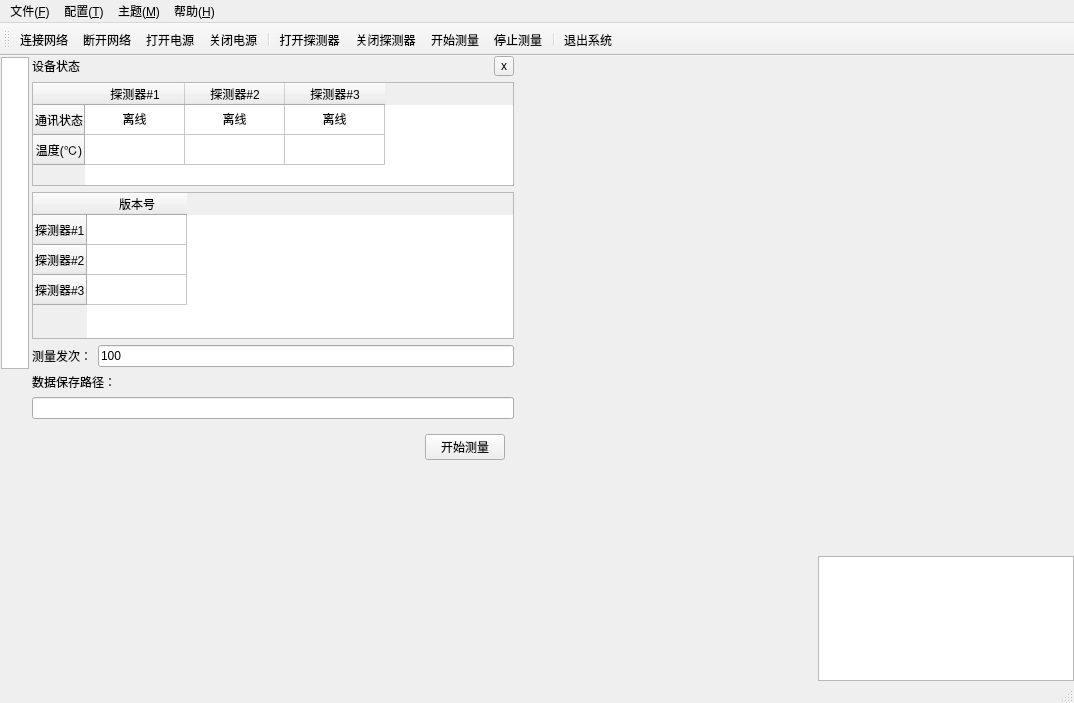
First picture: the form in mainwindow.ui, repository MrXiaomao/HEXRayFSS_QT, before the edit.
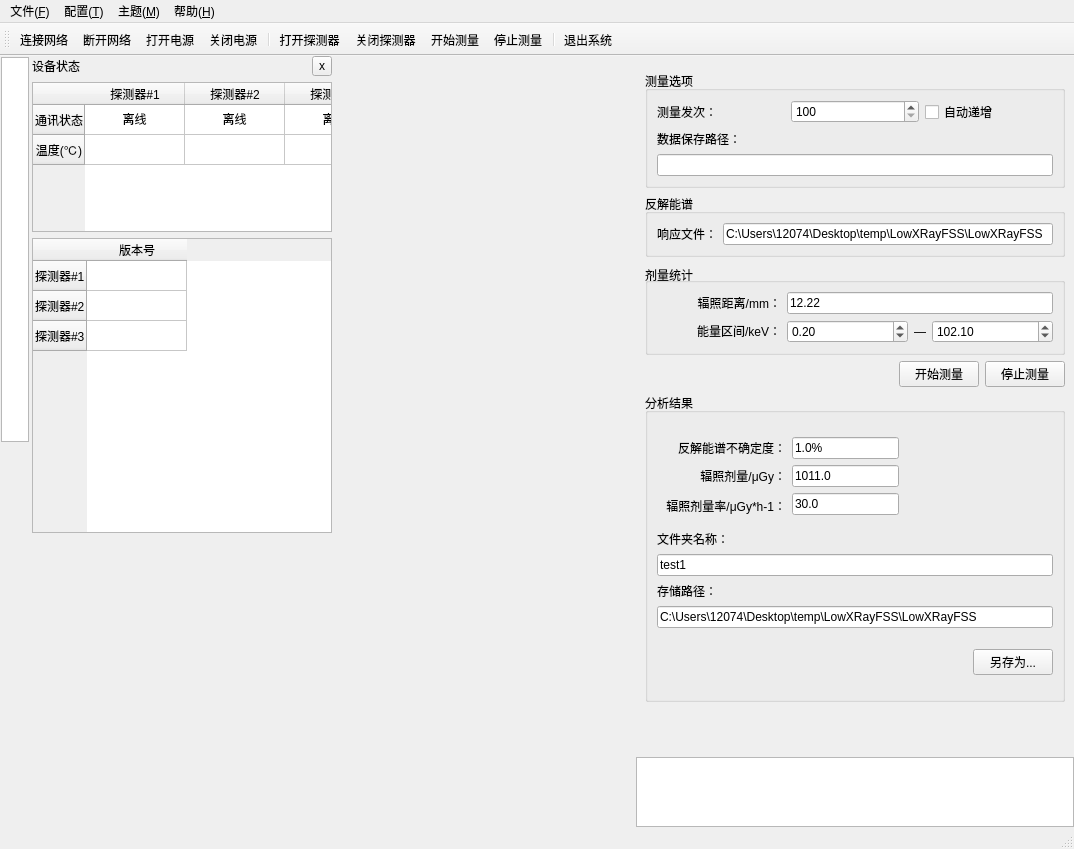
Second picture: the form after the edit. The open tabs and pages were chosen to show the change. Icons and pictures are not drawn. Custom widgets are drawn as their Qt base class.

Commit message: 添加MATLAB处理程序动态库，界面增加图像到处功能，响应技术规格书指标要求

What changed in the file:
```diff
--- a/mainwindow.ui
+++ b/mainwindow.ui
@@ -7,7 +7,7 @@
     <x>0</x>
     <y>0</y>
     <width>1074</width>
-    <height>703</height>
+    <height>834</height>
    </rect>
   </property>
   <property name="windowTitle">
@@ -93,7 +93,7 @@
      <widget class="QStackedWidget" name="stackedWidget">
       <property name="minimumSize">
        <size>
-        <width>250</width>
+        <width>300</width>
         <height>0</height>
        </size>
       </property>
@@ -570,68 +570,6 @@
           </item>
          </widget>
         </item>
-        <item>
-         <layout class="QHBoxLayout" name="horizontalLayout_7">
-          <item>
-           <widget class="QLabel" name="label_5">
-            <property name="text">
-             <string>测量发次：</string>
-            </property>
-           </widget>
-          </item>
-          <item>
-           <widget class="QLineEdit" name="lineEdit_shotNum">
-            <property name="text">
-             <string>100</string>
-            </property>
-           </widget>
-          </item>
-         </layout>
-        </item>
-        <item>
-         <layout class="QVBoxLayout" name="verticalLayout_4">
-          <item>
-           <widget class="QLabel" name="label_6">
-            <property name="text">
-             <string>数据保存路径：</string>
-            </property>
-           </widget>
-          </item>
-          <item>
-           <widget class="QLineEdit" name="lineEdit_filePath"/>
-          </item>
-         </layout>
-        </item>
-        <item>
-         <widget class="QWidget" name="widget" native="true">
-          <layout class="QHBoxLayout" name="horizontalLayout_8">
-           <item>
-            <spacer name="horizontalSpacer_4">
-             <property name="orientation">
-              <enum>Qt::Horizontal</enum>
-             </property>
-             <property name="sizeHint" stdset="0">
-              <size>
-               <width>148</width>
-               <height>20</height>
-              </size>
-             </property>
-            </spacer>
-           </item>
-           <item>
-            <widget class="QPushButton" name="pushButton_startMeasure">
-             <property name="text">
-              <string>开始测量</string>
-             </property>
-             <property name="icon">
-              <iconset resource="../3rdParty/resource/resource.qrc">
-               <normaloff>:/work-on.png</normaloff>:/work-on.png</iconset>
-             </property>
-            </widget>
-           </item>
-          </layout>
-         </widget>
-        </item>
         <item>
          <spacer name="verticalSpacer_2">
           <property name="orientation">
@@ -691,10 +629,13 @@
     </item>
     <item>
      <widget class="QWidget" name="rightHboxWidget" native="true">
-      <layout class="QVBoxLayout" name="rightVboxLayout" stretch="4,1">
-       <property name="spacing">
-        <number>2</number>
-       </property>
+      <property name="minimumSize">
+       <size>
+        <width>300</width>
+        <height>0</height>
+       </size>
+      </property>
+      <layout class="QVBoxLayout" name="verticalLayout_8">
        <property name="leftMargin">
         <number>0</number>
        </property>
@@ -708,7 +649,637 @@
         <number>0</number>
        </property>
        <item>
-        <widget class="QCustomPlot" name="customPlot_result" native="true"/>
+        <widget class="QCustomPlot" name="customPlot_result" native="true">
+         <property name="minimumSize">
+          <size>
+           <width>0</width>
+           <height>0</height>
+          </size>
+         </property>
+        </widget>
+       </item>
+       <item>
+        <widget class="QWidget" name="widget_5" native="true">
+         <property name="sizePolicy">
+          <sizepolicy hsizetype="Preferred" vsizetype="Minimum">
+           <horstretch>0</horstretch>
+           <verstretch>0</verstretch>
+          </sizepolicy>
+         </property>
+         <layout class="QVBoxLayout" name="verticalLayout_6">
+          <property name="topMargin">
+           <number>9</number>
+          </property>
+          <item>
+           <widget class="QGroupBox" name="groupBox_4">
+            <property name="title">
+             <string>测量选项</string>
+            </property>
+            <layout class="QVBoxLayout" name="verticalLayout_9">
+             <item>
+              <widget class="QWidget" name="widget_7" native="true">
+               <layout class="QHBoxLayout" name="horizontalLayout_7">
+                <property name="leftMargin">
+                 <number>0</number>
+                </property>
+                <property name="topMargin">
+                 <number>0</number>
+                </property>
+                <property name="rightMargin">
+                 <number>0</number>
+                </property>
+                <property name="bottomMargin">
+                 <number>0</number>
+                </property>
+                <item>
+                 <widget class="QLabel" name="label_5">
+                  <property name="sizePolicy">
+                   <sizepolicy hsizetype="Preferred" vsizetype="Preferred">
+                    <horstretch>0</horstretch>
+                    <verstretch>0</verstretch>
+                   </sizepolicy>
+                  </property>
+                  <property name="text">
+                   <string>测量发次：</string>
+                  </property>
+                 </widget>
+                </item>
+                <item>
+                 <widget class="QSpinBox" name="spinBox_shotNum">
+                  <property name="minimum">
+                   <number>100</number>
+                  </property>
+                  <property name="maximum">
+                   <number>999999999</number>
+                  </property>
+                 </widget>
+                </item>
+                <item>
+                 <widget class="QCheckBox" name="checkBox_autoIncrease">
+                  <property name="text">
+                   <string>自动递增</string>
+                  </property>
+                 </widget>
+                </item>
+               </layout>
+              </widget>
+             </item>
+             <item>
+              <widget class="QWidget" name="widget_9" native="true">
+               <layout class="QVBoxLayout" name="verticalLayout_4">
+                <property name="leftMargin">
+                 <number>0</number>
+                </property>
+                <property name="topMargin">
+                 <number>0</number>
+                </property>
+                <property name="rightMargin">
+                 <number>0</number>
+                </property>
+                <property name="bottomMargin">
+                 <number>0</number>
+                </property>
+                <item>
+                 <widget class="QLabel" name="label_6">
+                  <property name="text">
+                   <string>数据保存路径：</string>
+                  </property>
+                 </widget>
+                </item>
+                <item>
+                 <widget class="QLineEdit" name="lineEdit_filePath"/>
+                </item>
+               </layout>
+              </widget>
+             </item>
+            </layout>
+           </widget>
+          </item>
+          <item>
+           <widget class="QGroupBox" name="groupBox">
+            <property name="sizePolicy">
+             <sizepolicy hsizetype="Preferred" vsizetype="Minimum">
+              <horstretch>0</horstretch>
+              <verstretch>0</verstretch>
+             </sizepolicy>
+            </property>
+            <property name="title">
+             <string>反解能谱</string>
+            </property>
+            <layout class="QVBoxLayout" name="verticalLayout_3">
+             <item>
+              <widget class="QWidget" name="widget_2" native="true">
+               <layout class="QHBoxLayout" name="horizontalLayout_9">
+                <property name="leftMargin">
+                 <number>0</number>
+                </property>
+                <property name="topMargin">
+                 <number>0</number>
+                </property>
+                <property name="rightMargin">
+                 <number>0</number>
+                </property>
+                <property name="bottomMargin">
+                 <number>0</number>
+                </property>
+                <item>
+                 <widget class="QLabel" name="label_7">
+                  <property name="sizePolicy">
+                   <sizepolicy hsizetype="Fixed" vsizetype="Fixed">
+                    <horstretch>0</horstretch>
+                    <verstretch>0</verstretch>
+                   </sizepolicy>
+                  </property>
+                  <property name="text">
+                   <string>响应文件：</string>
+                  </property>
+                  <property name="alignment">
+                   <set>Qt::AlignLeading|Qt::AlignLeft|Qt::AlignVCenter</set>
+                  </property>
+                 </widget>
+                </item>
+                <item>
+                 <widget class="QLineEdit" name="ReMatric_Edit">
+                  <property name="text">
+                   <string>C:\Users\12074\Desktop\temp\LowXRayFSS\LowXRayFSS</string>
+                  </property>
+                 </widget>
+                </item>
+               </layout>
+              </widget>
+             </item>
+            </layout>
+           </widget>
+          </item>
+          <item>
+           <widget class="QGroupBox" name="groupBox_2">
+            <property name="sizePolicy">
+             <sizepolicy hsizetype="Preferred" vsizetype="Minimum">
+              <horstretch>0</horstretch>
+              <verstretch>0</verstretch>
+             </sizepolicy>
+            </property>
+            <property name="title">
+             <string>剂量统计</string>
+            </property>
+            <property name="alignment">
+             <set>Qt::AlignBottom|Qt::AlignLeading|Qt::AlignLeft</set>
+            </property>
+            <layout class="QFormLayout" name="formLayout">
+             <item row="0" column="0">
+              <widget class="QLabel" name="label_13">
+               <property name="sizePolicy">
+                <sizepolicy hsizetype="Preferred" vsizetype="Fixed">
+                 <horstretch>0</horstretch>
+                 <verstretch>0</verstretch>
+                </sizepolicy>
+               </property>
+               <property name="minimumSize">
+                <size>
+                 <width>124</width>
+                 <height>21</height>
+                </size>
+               </property>
+               <property name="text">
+                <string>辐照距离/mm：</string>
+               </property>
+               <property name="alignment">
+                <set>Qt::AlignRight|Qt::AlignTrailing|Qt::AlignVCenter</set>
+               </property>
+              </widget>
+             </item>
+             <item row="0" column="1">
+              <widget class="QLineEdit" name="lineEdit_irradiationDistance">
+               <property name="enabled">
+                <bool>true</bool>
+               </property>
+               <property name="text">
+                <string>12.22</string>
+               </property>
+               <property name="readOnly">
+                <bool>true</bool>
+               </property>
+              </widget>
+             </item>
+             <item row="2" column="0">
+              <widget class="QLabel" name="label_11">
+               <property name="sizePolicy">
+                <sizepolicy hsizetype="Preferred" vsizetype="Fixed">
+                 <horstretch>0</horstretch>
+                 <verstretch>0</verstretch>
+                </sizepolicy>
+               </property>
+               <property name="minimumSize">
+                <size>
+                 <width>124</width>
+                 <height>21</height>
+                </size>
+               </property>
+               <property name="text">
+                <string>能量区间/keV：</string>
+               </property>
+               <property name="alignment">
+                <set>Qt::AlignRight|Qt::AlignTrailing|Qt::AlignVCenter</set>
+               </property>
+              </widget>
+             </item>
+             <item row="2" column="1">
+              <widget class="QWidget" name="widget_4" native="true">
+               <property name="sizePolicy">
+                <sizepolicy hsizetype="Preferred" vsizetype="Fixed">
+                 <horstretch>0</horstretch>
+                 <verstretch>0</verstretch>
+                </sizepolicy>
+               </property>
+               <layout class="QHBoxLayout" name="horizontalLayout_11">
+                <property name="spacing">
+                 <number>6</number>
+                </property>
+                <property name="leftMargin">
+                 <number>0</number>
+                </property>
+                <property name="topMargin">
+                 <number>0</number>
+                </property>
+                <property name="rightMargin">
+                 <number>0</number>
+                </property>
+                <property name="bottomMargin">
+                 <number>0</number>
+                </property>
+                <item>
+                 <widget class="QDoubleSpinBox" name="doubleSpinBox_energyLeft">
+                  <property name="sizePolicy">
+                   <sizepolicy hsizetype="Preferred" vsizetype="Fixed">
+                    <horstretch>0</horstretch>
+                    <verstretch>0</verstretch>
+                   </sizepolicy>
+                  </property>
+                  <property name="maximum">
+                   <double>150.000000000000000</double>
+                  </property>
+                  <property name="value">
+                   <double>0.200000000000000</double>
+                  </property>
+                 </widget>
+                </item>
+                <item>
+                 <widget class="QLabel" name="label_12">
+                  <property name="sizePolicy">
+                   <sizepolicy hsizetype="Fixed" vsizetype="Preferred">
+                    <horstretch>0</horstretch>
+                    <verstretch>0</verstretch>
+                   </sizepolicy>
+                  </property>
+                  <property name="text">
+                   <string>—</string>
+                  </property>
+                 </widget>
+                </item>
+                <item>
+                 <widget class="QDoubleSpinBox" name="doubleSpinBox_energyRight">
+                  <property name="sizePolicy">
+                   <sizepolicy hsizetype="Preferred" vsizetype="Fixed">
+                    <horstretch>0</horstretch>
+                    <verstretch>0</verstretch>
+                   </sizepolicy>
+                  </property>
+                  <property name="maximum">
+                   <double>150.000000000000000</double>
+                  </property>
+                  <property name="singleStep">
+                   <double>1.000000000000000</double>
+                  </property>
+                  <property name="value">
+                   <double>102.099999999999994</double>
+                  </property>
+                 </widget>
+                </item>
+               </layout>
+              </widget>
+             </item>
+            </layout>
+           </widget>
+          </item>
+          <item>
+           <widget class="QWidget" name="widget" native="true">
+            <layout class="QHBoxLayout" name="horizontalLayout_8">
+             <property name="leftMargin">
+              <number>0</number>
+             </property>
+             <property name="topMargin">
+              <number>0</number>
+             </property>
+             <property name="rightMargin">
+              <number>0</number>
+             </property>
+             <property name="bottomMargin">
+              <number>0</number>
+             </property>
+             <item>
+              <spacer name="horizontalSpacer_4">
+               <property name="orientation">
+                <enum>Qt::Horizontal</enum>
+               </property>
+               <property name="sizeHint" stdset="0">
+                <size>
+                 <width>148</width>
+                 <height>20</height>
+                </size>
+               </property>
+              </spacer>
+             </item>
+             <item>
+              <widget class="QPushButton" name="pushButton_startMeasure">
+               <property name="text">
+                <string>开始测量</string>
+               </property>
+               <property name="icon">
+                <iconset resource="../3rdParty/resource/resource.qrc">
+                 <normaloff>:/work-on.png</normaloff>:/work-on.png</iconset>
+               </property>
+              </widget>
+             </item>
+             <item>
+              <widget class="QPushButton" name="pushButton_stopMeasure">
+               <property name="text">
+                <string>停止测量</string>
+               </property>
+               <property name="icon">
+                <iconset resource="../3rdParty/resource/resource.qrc">
+                 <normaloff>:/work-off.png</normaloff>:/work-off.png</iconset>
+               </property>
+              </widget>
+             </item>
+            </layout>
+           </widget>
+          </item>
+          <item>
+           <widget class="QGroupBox" name="groupBox_3">
+            <property name="sizePolicy">
+             <sizepolicy hsizetype="Preferred" vsizetype="Minimum">
+              <horstretch>0</horstretch>
+              <verstretch>0</verstretch>
+             </sizepolicy>
+            </property>
+            <property name="title">
+             <string>分析结果</string>
+            </property>
+            <layout class="QVBoxLayout" name="verticalLayout_7">
+             <item>
+              <widget class="QWidget" name="widget_3" native="true">
+               <layout class="QHBoxLayout" name="horizontalLayout_10">
+                <property name="leftMargin">
+                 <number>0</number>
+                </property>
+                <property name="topMargin">
+                 <number>0</number>
+                </property>
+                <property name="rightMargin">
+                 <number>0</number>
+                </property>
+                <property name="bottomMargin">
+                 <number>0</number>
+                </property>
+               </layout>
+              </widget>
+             </item>
+             <item>
+              <widget class="QWidget" name="widget_8" native="true">
+               <property name="maximumSize">
+                <size>
+                 <width>16777215</width>
+                 <height>100</height>
+                </size>
+               </property>
+               <layout class="QGridLayout" name="gridLayout">
+                <item row="0" column="0">
+                 <widget class="QLabel" name="label_8">
+                  <property name="sizePolicy">
+                   <sizepolicy hsizetype="Preferred" vsizetype="Preferred">
+                    <horstretch>0</horstretch>
+                    <verstretch>0</verstretch>
+                   </sizepolicy>
+                  </property>
+                  <property name="text">
+                   <string>反解能谱不确定度：</string>
+                  </property>
+                  <property name="alignment">
+                   <set>Qt::AlignRight|Qt::AlignTrailing|Qt::AlignVCenter</set>
+                  </property>
+                 </widget>
+                </item>
+                <item row="0" column="1">
+                 <widget class="QLineEdit" name="lineEdit_reverseValue">
+                  <property name="sizePolicy">
+                   <sizepolicy hsizetype="Preferred" vsizetype="Fixed">
+                    <horstretch>0</horstretch>
+                    <verstretch>0</verstretch>
+                   </sizepolicy>
+                  </property>
+                  <property name="maximumSize">
+                   <size>
+                    <width>16777215</width>
+                    <height>16777215</height>
+                   </size>
+                  </property>
+                  <property name="text">
+                   <string>1.0%</string>
+                  </property>
+                 </widget>
+                </item>
+                <item row="0" column="2">
+                 <spacer name="horizontalSpacer_5">
+                  <property name="orientation">
+                   <enum>Qt::Horizontal</enum>
+                  </property>
+                  <property name="sizeHint" stdset="0">
+                   <size>
+                    <width>145</width>
+                    <height>20</height>
+                   </size>
+                  </property>
+                 </spacer>
+                </item>
+                <item row="1" column="0">
+                 <widget class="QLabel" name="label_9">
+                  <property name="text">
+                   <string>辐照剂量/μGy：</string>
+                  </property>
+                  <property name="alignment">
+                   <set>Qt::AlignRight|Qt::AlignTrailing|Qt::AlignVCenter</set>
+                  </property>
+                 </widget>
+                </item>
+                <item row="1" column="1">
+                 <widget class="QLineEdit" name="lineEdit_dadiationDose">
+                  <property name="enabled">
+                   <bool>true</bool>
+                  </property>
+                  <property name="maximumSize">
+                   <size>
+                    <width>16777215</width>
+                    <height>16777215</height>
+                   </size>
+                  </property>
+                  <property name="text">
+                   <string>1011.0</string>
+                  </property>
+                  <property name="readOnly">
+                   <bool>true</bool>
+                  </property>
+                 </widget>
+                </item>
+                <item row="2" column="0">
+                 <widget class="QLabel" name="label_10">
+                  <property name="sizePolicy">
+                   <sizepolicy hsizetype="Preferred" vsizetype="Preferred">
+                    <horstretch>0</horstretch>
+                    <verstretch>0</verstretch>
+                   </sizepolicy>
+                  </property>
+                  <property name="text">
+                   <string>辐照剂量率/μGy*h-1：</string>
+                  </property>
+                  <property name="alignment">
+                   <set>Qt::AlignBottom|Qt::AlignRight|Qt::AlignTrailing</set>
+                  </property>
+                 </widget>
+                </item>
+                <item row="2" column="1">
+                 <widget class="QLineEdit" name="lineEdit_dadiationDoseRate">
+                  <property name="enabled">
+                   <bool>true</bool>
+                  </property>
+                  <property name="text">
+                   <string>30.0</string>
+                  </property>
+                  <property name="readOnly">
+                   <bool>true</bool>
+                  </property>
+                 </widget>
+                </item>
+               </layout>
+              </widget>
+             </item>
+             <item>
+              <widget class="QLabel" name="label_15">
+               <property name="sizePolicy">
+                <sizepolicy hsizetype="Preferred" vsizetype="Fixed">
+                 <horstretch>0</horstretch>
+                 <verstretch>0</verstretch>
+                </sizepolicy>
+               </property>
+               <property name="text">
+                <string>文件夹名称：</string>
+               </property>
+              </widget>
+             </item>
+             <item>
+              <widget class="QLineEdit" name="lineEdit_SaveAsFileName">
+               <property name="sizePolicy">
+                <sizepolicy hsizetype="Preferred" vsizetype="Fixed">
+                 <horstretch>0</horstretch>
+                 <verstretch>0</verstretch>
+                </sizepolicy>
+               </property>
+               <property name="text">
+                <string>test1</string>
+               </property>
+              </widget>
+             </item>
+             <item>
+              <widget class="QLabel" name="label_14">
+               <property name="sizePolicy">
+                <sizepolicy hsizetype="Preferred" vsizetype="Fixed">
+                 <horstretch>0</horstretch>
+                 <verstretch>0</verstretch>
+                </sizepolicy>
+               </property>
+               <property name="text">
+                <string>存储路径：</string>
+               </property>
+              </widget>
+             </item>
+             <item>
+              <widget class="QLineEdit" name="lineEdit_SaveAsPath">
+               <property name="sizePolicy">
+                <sizepolicy hsizetype="Preferred" vsizetype="Fixed">
+                 <horstretch>0</horstretch>
+                 <verstretch>0</verstretch>
+                </sizepolicy>
+               </property>
+               <property name="text">
+                <string>C:\Users\12074\Desktop\temp\LowXRayFSS\LowXRayFSS</string>
+               </property>
+              </widget>
+             </item>
+             <item>
+              <widget class="QWidget" name="widget_6" native="true">
+               <property name="minimumSize">
+                <size>
+                 <width>0</width>
+                 <height>56</height>
+                </size>
+               </property>
+               <layout class="QHBoxLayout" name="horizontalLayout_12">
+                <property name="leftMargin">
+                 <number>0</number>
+                </property>
+                <property name="topMargin">
+                 <number>0</number>
+                </property>
+                <property name="rightMargin">
+                 <number>0</number>
+                </property>
+                <property name="bottomMargin">
+                 <number>0</number>
+                </property>
+                <item>
+                 <spacer name="horizontalSpacer_6">
+                  <property name="orientation">
+                   <enum>Qt::Horizontal</enum>
+                  </property>
+                  <property name="sizeHint" stdset="0">
+                   <size>
+                    <width>605</width>
+                    <height>20</height>
+                   </size>
+                  </property>
+                 </spacer>
+                </item>
+                <item>
+                 <widget class="QPushButton" name="pushButton_saveAs">
+                  <property name="text">
+                   <string>另存为...</string>
+                  </property>
+                  <property name="icon">
+                   <iconset resource="../3rdParty/resource/resource.qrc">
+                    <normaloff>:/lingcunwei.png</normaloff>:/lingcunwei.png</iconset>
+                  </property>
+                 </widget>
+                </item>
+               </layout>
+              </widget>
+             </item>
+            </layout>
+           </widget>
+          </item>
+          <item>
+           <spacer name="verticalSpacer_3">
+            <property name="orientation">
+             <enum>Qt::Vertical</enum>
+            </property>
+            <property name="sizeHint" stdset="0">
+             <size>
+              <width>20</width>
+              <height>40</height>
+             </size>
+            </property>
+           </spacer>
+          </item>
+         </layout>
+        </widget>
        </item>
        <item>
         <widget class="QTextEdit" name="textEdit_log">
```
Left out of the diff: 59 changed lines with no effect on the pictures. The commit also changes 26 other files.
